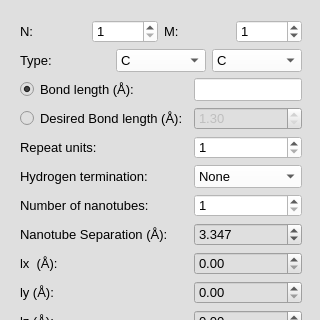
The window that furiousatoms/forms/NanoRope.ui (nasimanousheh/furious-atoms) describes before a commit, drawn with Qt 5; both pictures show x 0 to 320 and y 0 to 320 of the 320 by 500 pixel window.
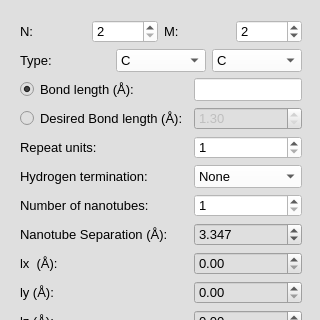
The same window after the commit.

Commit message: Removed the one end option

```diff
--- a/furiousatoms/forms/NanoRope.ui
+++ b/furiousatoms/forms/NanoRope.ui
@@ -166,13 +166,13 @@
              <string notr="true">background-color: rgb(255, 255, 255);</string>
             </property>
             <property name="minimum">
-             <number>1</number>
+             <number>2</number>
             </property>
             <property name="maximum">
              <number>50</number>
             </property>
             <property name="value">
-             <number>1</number>
+             <number>2</number>
             </property>
            </widget>
           </item>
@@ -187,13 +187,13 @@
              <string notr="true">background-color: rgb(255, 255, 255);</string>
             </property>
             <property name="minimum">
-             <number>0</number>
+             <number>1</number>
             </property>
             <property name="maximum">
              <number>50</number>
             </property>
             <property name="value">
-             <number>1</number>
+             <number>2</number>
             </property>
            </widget>
           </item>
```
Left out of the diff: 383 changed lines with no effect on the pictures.
